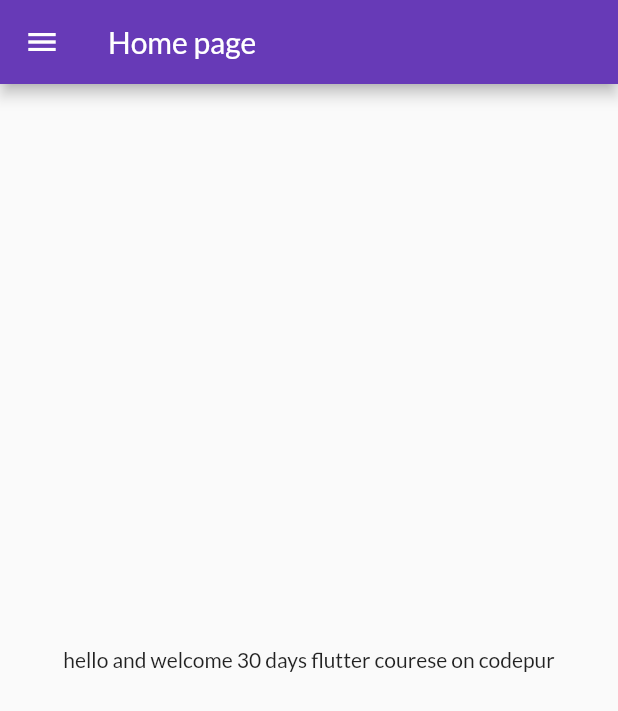
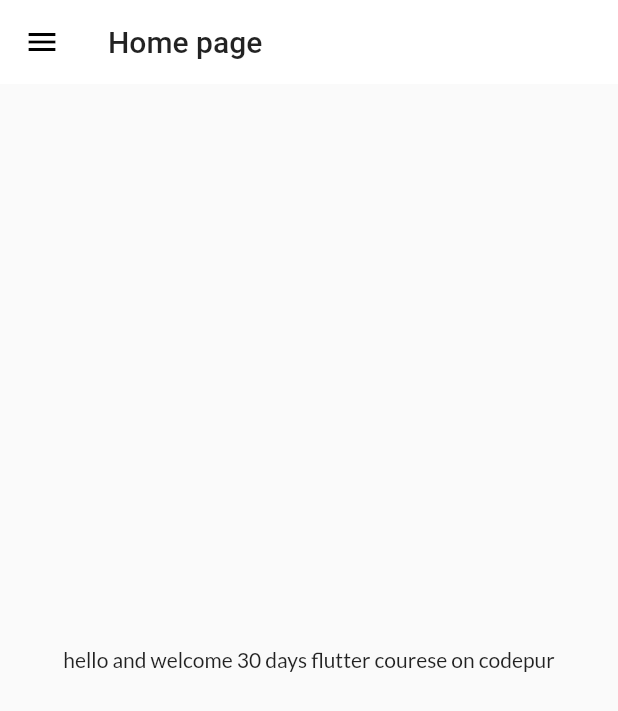
Before and after one commit to Asumalsingh/New-catalog-app, a Flutter app: the screen it shows after launch, on a phone screen of 412 x 824 dp. Shown: the top 711 px of the screen. Run offline on Flutter 3.47's test engine with Material 2 defaults, Android fonts, the phone set to English and light mode, and no system bars; our stand-ins replace google_fonts.

Commit message:
theme extracted

```diff
--- a/lib/main.dart
+++ b/lib/main.dart
@@ -1,6 +1,7 @@
 import 'package:catalog_app/pages/home.dart';
 import 'package:catalog_app/pages/login.dart';
 import 'package:catalog_app/pages/routs.dart';
+import 'package:catalog_app/pages/theme.dart';
 import 'package:flutter/material.dart';
 import 'package:google_fonts/google_fonts.dart';
 
@@ -15,13 +16,9 @@ class MyApp extends StatelessWidget {
       debugShowCheckedModeBanner: false,
       //home: HomePage(),
       themeMode: ThemeMode.light,
-      theme: ThemeData(
-        primarySwatch: Colors.deepPurple,
-        fontFamily: GoogleFonts.lato().fontFamily,
-      ),
-      darkTheme: ThemeData(
-        brightness: Brightness.dark,
-      ),
+      theme: MyTheme.lightTheme(context),
+      darkTheme: MyTheme.darkTheme(context),
+
       routes: {
         "/": (context) => HomePage(),
         MyRoutes.homeroute: (context) => HomePage(),
--- /dev/null
+++ b/lib/pages/theme.dart
@@ -0,0 +1,18 @@
+import 'package:flutter/material.dart';
+import 'package:google_fonts/google_fonts.dart';
+
+class MyTheme {
+  static ThemeData lightTheme(BuildContext context) => ThemeData(
+        appBarTheme: AppBarTheme(
+          color: Colors.white,
+          elevation: 0,
+          iconTheme: IconThemeData(color: Colors.black),
+          textTheme: Theme.of(context).textTheme,
+        ),
+        primarySwatch: Colors.deepPurple,
+        fontFamily: GoogleFonts.lato().fontFamily,
+      );
+  static ThemeData darkTheme(BuildContext context) => ThemeData(
+        brightness: Brightness.dark,
+      );
+}
```
